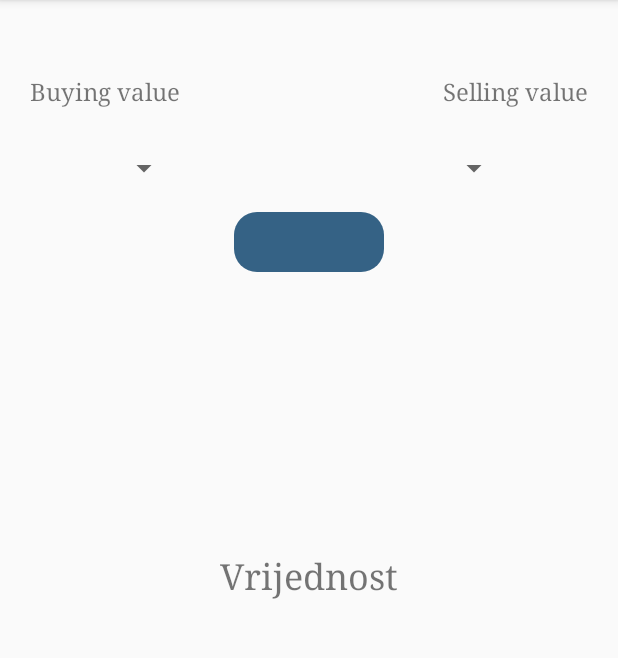
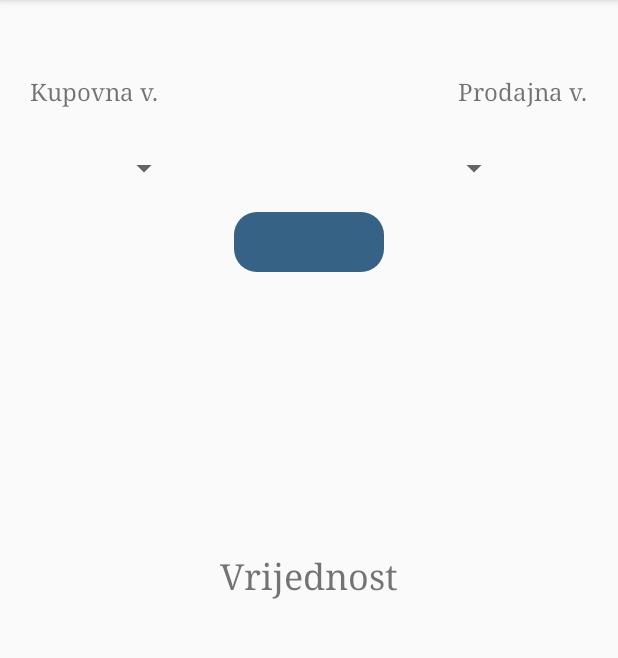
Before and after one commit to hrvojemastelic/CurrencyExchangeRateConverter, an Android app: the screen it shows after launch (MainActivity), on a phone screen of 412 x 824 dp, the part 84-742 px from its top. Run offline under Robolectric (Android 15) with nearby library versions, the phone set to English and light mode, and no system bars.

Commit message:
Update activity_main.xml

```diff
--- a/app/src/main/res/layout/activity_main.xml
+++ b/app/src/main/res/layout/activity_main.xml
@@ -13,7 +13,7 @@
         android:layout_alignParentLeft="true"
         android:layout_marginLeft="20dp"
         android:layout_marginTop="50dp"
-        android:text="Buying value"
+        android:text="Kupovna v."
         android:textSize="16dp"
         android:typeface="serif" />
 
@@ -23,7 +23,7 @@
         android:layout_alignParentRight="true"
         android:layout_marginTop="50dp"
         android:layout_marginRight="20dp"
-        android:text="Selling value"
+        android:text="Prodajna v."
         android:textSize="16dp"
         android:typeface="serif" />
 
```
